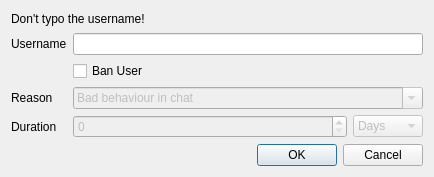
The window that res/client/kick.ui (FAForever/client) describes before a commit, drawn with Qt 5.
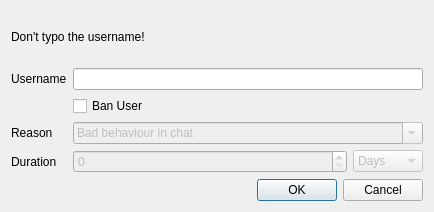
The same window after the commit.

Commit message: Refactor power actions and widgets

```diff
--- a/res/client/kick.ui
+++ b/res/client/kick.ui
@@ -7,7 +7,7 @@
     <x>0</x>
     <y>0</y>
     <width>434</width>
-    <height>177</height>
+    <height>212</height>
    </rect>
   </property>
   <property name="windowTitle">
```
Left out of the diff: 35 changed lines with no effect on the pictures. The commit also changes 7 other files.
